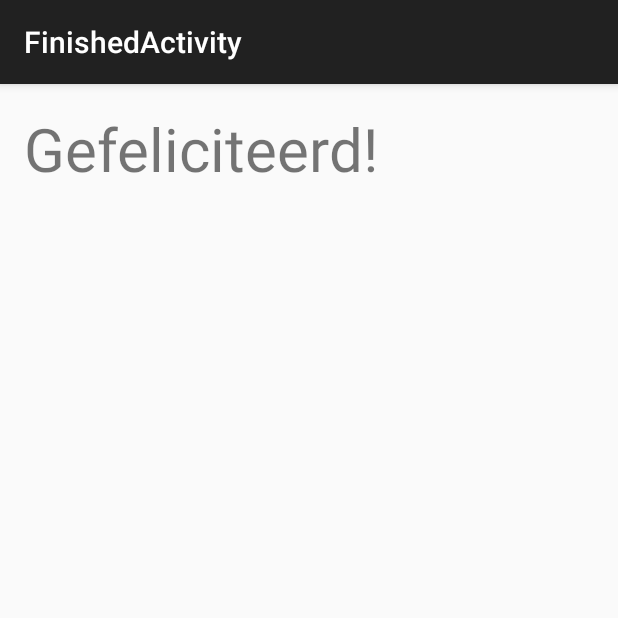
After one commit to jakobcornell/RushHourAndroid, an Android app: the FinishedActivity screen opened directly, with no data from a screen before it, on a phone screen of 412 x 824 dp, the top half of it. The commit adds this screen. Run offline under Robolectric (Android 15) with nearby library versions, the light colour scheme and no system bars.

Commit message:
Highscores

```diff
--- /dev/null
+++ b/app/src/main/java/com/camilstaps/rushhour/FinishedActivity.java
@@ -0,0 +1,101 @@
+package com.camilstaps.rushhour;
+
+import android.app.Activity;
+import android.app.AlertDialog;
+import android.content.Context;
+import android.content.DialogInterface;
+import android.support.v7.app.ActionBarActivity;
+import android.os.Bundle;
+import android.text.Editable;
+import android.view.LayoutInflater;
+import android.view.Menu;
+import android.view.MenuItem;
+import android.view.View;
+import android.view.ViewGroup;
+import android.widget.ArrayAdapter;
+import android.widget.EditText;
+import android.widget.ImageView;
+import android.widget.ListView;
+import android.widget.TextView;
+
+import com.camilstaps.rushhour.R;
+
+import java.util.ArrayList;
+
+public class FinishedActivity extends ActionBarActivity {
+
+    Context context;
+
+    @Override
+    protected void onCreate(Bundle savedInstanceState) {
+        super.onCreate(savedInstanceState);
+        setContentView(R.layout.activity_finished);
+
+        context = this;
+
+        final HighScoreList list = new HighScoreList(this);
+
+        final int score = getIntent().getIntExtra("score", Integer.MAX_VALUE);
+        final EditText input = new EditText(this);
+        new AlertDialog.Builder(this)
+                .setTitle("Enter name")
+                .setView(input)
+                .setPositiveButton("Ok", new DialogInterface.OnClickListener() {
+                    public void onClick(DialogInterface dialog, int whichButton) {
+                        Editable value = input.getText();
+                        list.addToList(new HighScore(score, value.toString()));
+                        list.save(context);
+                    }
+                })
+                .show();
+
+        ListView highscoresListView = (ListView) findViewById(R.id.highscoresListView);
+
+        HighScoreAdapter arrayAdapter = new HighScoreAdapter(this, R.layout.highscore_item, list.getList());
+
+        highscoresListView.setAdapter(arrayAdapter);
+    }
+
+    private class HighScoreAdapter extends ArrayAdapter<HighScore> {
+        Context context;
+        int layoutResourceId;
+        ArrayList<HighScore> data;
+
+        public HighScoreAdapter(Context context, int layoutResourceId, ArrayList<HighScore> data) {
+            super(context, layoutResourceId, data);
+            this.layoutResourceId = layoutResourceId;
+            this.context = context;
+            this.data = data;
+        }
+
+        @Override
+        public View getView(int position, View convertView, ViewGroup parent) {
+            View row = convertView;
+            HighScoreHolder holder;
+
+            if(row == null) {
+                LayoutInflater inflater = ((Activity)context).getLayoutInflater();
+                row = inflater.inflate(layoutResourceId, parent, false);
+
+                holder = new HighScoreHolder();
+                holder.score = (TextView)row.findViewById(R.id.score);
+                holder.name = (TextView)row.findViewById(R.id.name);
+
+                row.setTag(holder);
+            } else {
+                holder = (HighScoreHolder)row.getTag();
+            }
+
+            HighScore highscore = data.get(position);
+            holder.name.setText(highscore.getName());
+            holder.score.setText(Integer.toString(highscore.getScore()));
+
+            return row;
+        }
+
+        private class HighScoreHolder {
+            TextView score, name;
+        }
+    }
+
+}
--- a/app/src/main/java/com/camilstaps/rushhour/HighScore.java
+++ b/app/src/main/java/com/camilstaps/rushhour/HighScore.java
@@ -47,7 +47,7 @@ public class HighScore implements Comparable<HighScore> {
     public int compareTo(HighScore other_score) {
         if (other_score.score < score)
         {
-            return -1;
+            return 1;
         }
         else if (other_score.score == score)
         {
@@ -55,7 +55,7 @@ public class HighScore implements Comparable<HighScore> {
         }
         else
         {
-            return 1;
+            return -1;
         }
     }
 
--- a/app/src/main/java/com/camilstaps/rushhour/HighScoreList.java
+++ b/app/src/main/java/com/camilstaps/rushhour/HighScoreList.java
@@ -8,6 +8,7 @@ package com.camilstaps.rushhour;
 import android.content.Context;
 import android.preference.PreferenceManager;
 
+import java.util.ArrayList;
 import java.util.Collections;
 import java.util.HashSet;
 import java.util.List;
@@ -21,9 +22,9 @@ public class HighScoreList {
 
     private final String PREFERENCES_KEY = "highscores";
 
-    private List<HighScore> list;
+    private ArrayList<HighScore> list;
 
-    public HighScoreList (List<HighScore> some_list) {
+    public HighScoreList (ArrayList<HighScore> some_list) {
         this.list = some_list;
     }
 
@@ -32,13 +33,17 @@ public class HighScoreList {
      * @param context
      */
     public HighScoreList(Context context) {
-        Set<String> jsonList = PreferenceManager.getDefaultSharedPreferences(context).getStringSet(PREFERENCES_KEY, new HashSet<String>());
+        Set<String> jsonList = PreferenceManager
+                .getDefaultSharedPreferences(context)
+                .getStringSet(PREFERENCES_KEY, new HashSet<String>());
+        list = new ArrayList<>();
         for (String json : jsonList) {
             list.add(new HighScore(json));
         }
+        Collections.sort(list);
     }
 
-    public List<HighScore> getList() {
+    public ArrayList<HighScore> getList() {
         return list;
     }
 
@@ -57,7 +62,11 @@ public class HighScoreList {
         for (HighScore hs : list) {
             jsonList.add(hs.toString());
         }
-        PreferenceManager.getDefaultSharedPreferences(context).edit().putStringSet(PREFERENCES_KEY, jsonList).apply();
+        PreferenceManager
+                .getDefaultSharedPreferences(context)
+                .edit()
+                .putStringSet(PREFERENCES_KEY, jsonList)
+                .apply();
     }
 
 }
--- /dev/null
+++ b/app/src/main/res/layout/activity_finished.xml
@@ -0,0 +1,22 @@
+<RelativeLayout xmlns:android="http://schemas.android.com/apk/res/android"
+    xmlns:tools="http://schemas.android.com/tools" android:layout_width="match_parent"
+    android:layout_height="match_parent" android:paddingLeft="@dimen/activity_horizontal_margin"
+    android:paddingRight="@dimen/activity_horizontal_margin"
+    android:paddingTop="@dimen/activity_vertical_margin"
+    android:paddingBottom="@dimen/activity_vertical_margin"
+    tools:context="com.camilstaps.rushhour.FinishedActivity">
+
+    <TextView android:text="Gefeliciteerd!" android:layout_width="wrap_content"
+        android:layout_height="wrap_content"
+        android:id="@+id/textView"
+        android:textSize="40sp"/>
+
+    <ListView
+        android:layout_width="match_parent"
+        android:layout_height="match_parent"
+        android:id="@+id/highscoresListView"
+        android:layout_below="@+id/textView"
+        android:layout_alignParentLeft="true"
+        android:layout_alignParentStart="true" />
+
+</RelativeLayout>
--- a/app/src/main/res/values/strings.xml
+++ b/app/src/main/res/values/strings.xml
@@ -2,4 +2,8 @@
     <string name="app_name">Rush Hour</string>
     <string name="title_activity_main">@string/app_name</string>
     <string name="action_start">Start</string>
+    <string name="title_activity_finished">FinishedActivity</string>
+
+    <string name="hello_world">Hello world!</string>
+    <string name="action_settings">Settings</string>
 </resources>
```
Also changed, not shown: app/src/main/AndroidManifest.xml (+8 -3 lines), app/src/main/java/com/camilstaps/rushhour/Board.java (+19 -2 lines), app/src/main/java/com/camilstaps/rushhour/GamePlayActivity.java (+11 -1 lines), app/src/main/res/layout/highscore_item.xml (added, +17 -0 lines).
